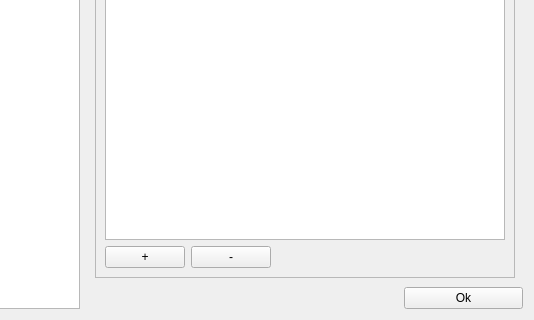
Above: settingsdialog.ui from giantpune/qtwitgui before the change; both pictures show x 116 to 650 and y 176 to 496 of the 650 by 496 pixel window. Below: the same form after it.
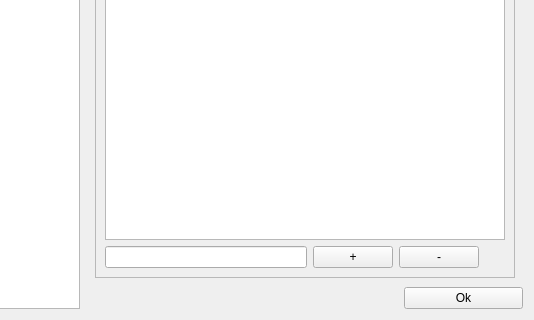
That is the form after the change. The open tabs and pages were chosen to show the change. Icons and pictures are not drawn.

Commit message: * add text field to manually enter paths to ignore - adds ability to ignore certain WBFS partitions in windows which cannot be located in the usual "directory lookup" dailog

```diff
--- a/settingsdialog.ui
+++ b/settingsdialog.ui
@@ -423,6 +423,16 @@
            </item>
            <item>
             <layout class="QHBoxLayout" name="horizontalLayout">
+             <item>
+              <widget class="QLineEdit" name="lineEdit_ignore_entry">
+               <property name="minimumSize">
+                <size>
+                 <width>202</width>
+                 <height>0</height>
+                </size>
+               </property>
+              </widget>
+             </item>
              <item>
               <widget class="QPushButton" name="pushButton_ignore_add">
                <property name="text">
```
Left out of the diff: 2 changed lines with no effect on the pictures. The commit also changes 2 other files.
